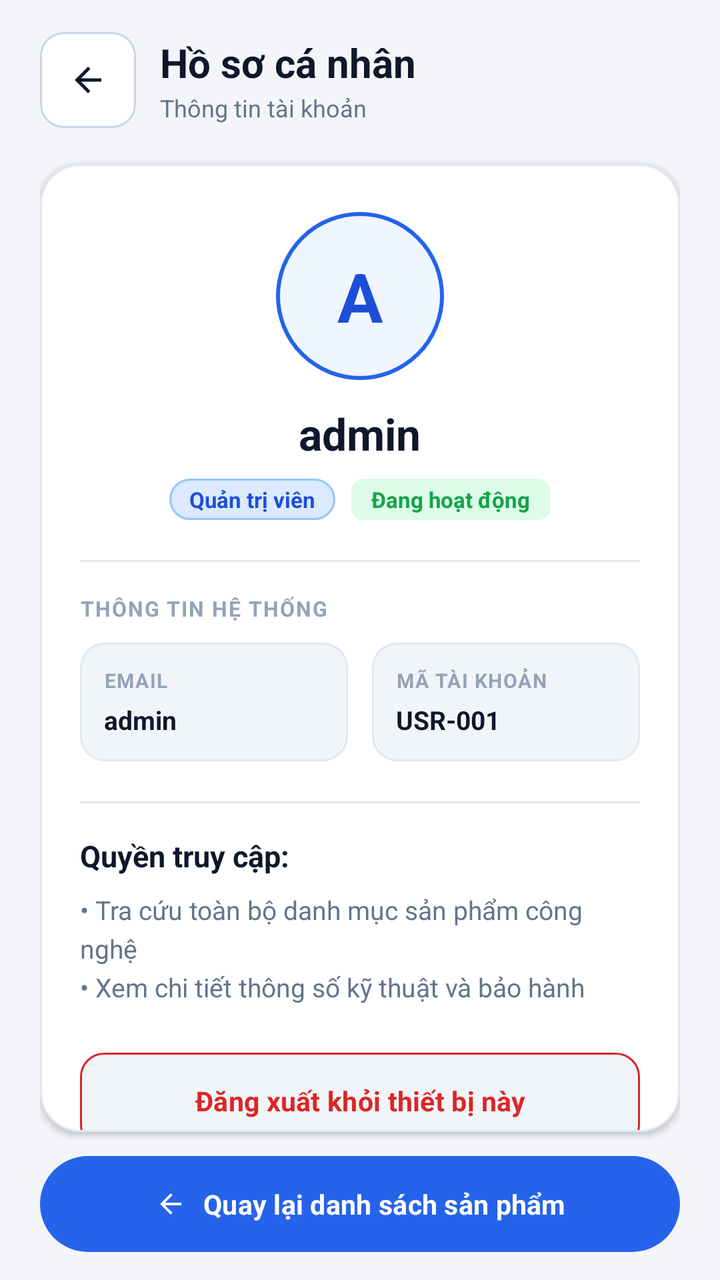
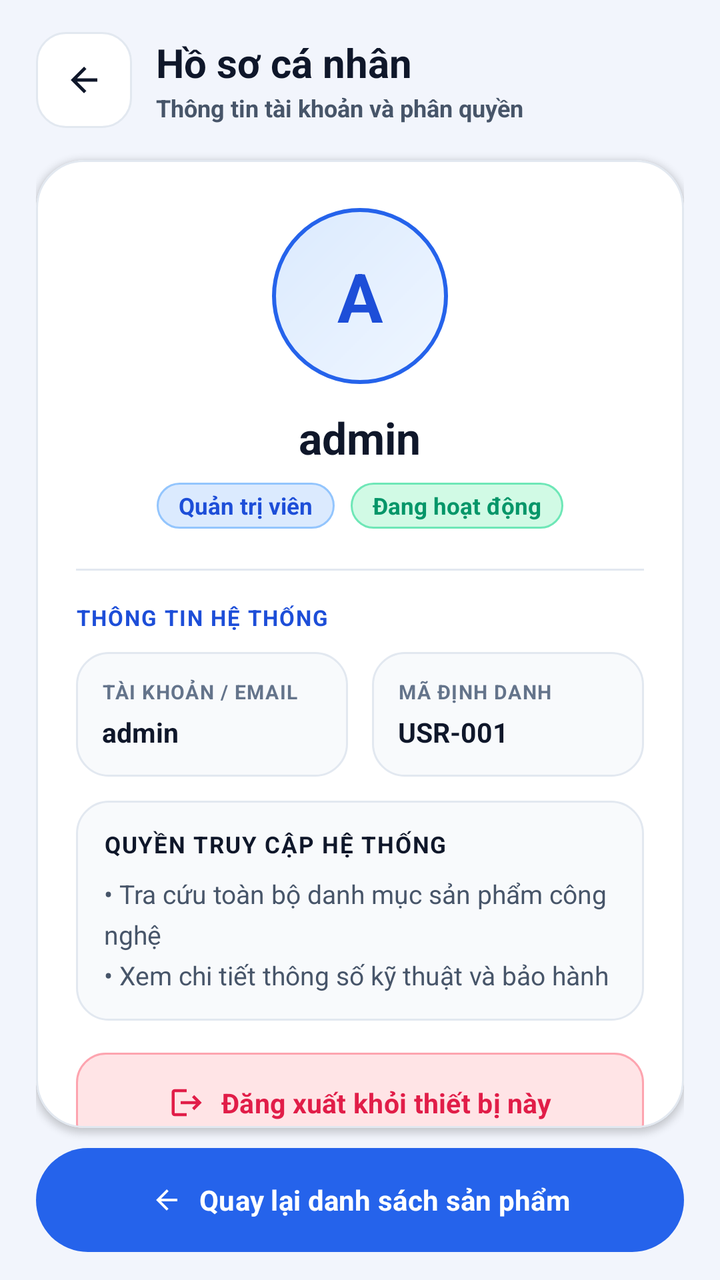

Compare the two renders of this Android layout. The source of the first and the diff that turns it into the second are given below.
<!-- AndroidManifest.xml: application theme Theme.MyApplication -->
<!-- res/layout/activity_profile.xml -->
<?xml version="1.0" encoding="utf-8"?>
<LinearLayout xmlns:android="http://schemas.android.com/apk/res/android"
    xmlns:app="http://schemas.android.com/apk/res-auto"
    xmlns:tools="http://schemas.android.com/tools"
    android:id="@+id/rootProfile"
    android:layout_width="match_parent"
    android:layout_height="match_parent"
    android:background="@color/screen_background"
    android:fitsSystemWindows="true"
    android:orientation="vertical"
    android:paddingStart="20dp"
    android:paddingTop="12dp"
    android:paddingEnd="20dp"
    android:paddingBottom="14dp"
    tools:ignore="HardcodedText,TextContrastCheck,TouchTargetSizeCheck">

    <LinearLayout
        android:layout_width="match_parent"
        android:layout_height="wrap_content"
        android:gravity="center_vertical"
        android:orientation="horizontal"
        android:paddingTop="4dp"
        android:paddingBottom="4dp">

        <com.google.android.material.button.MaterialButton
            android:id="@+id/btnBack"
            android:layout_width="48dp"
            android:layout_height="48dp"
            android:clickable="true"
            android:contentDescription="Quay lại"
            android:focusable="true"
            android:insetLeft="0dp"
            android:insetTop="0dp"
            android:insetRight="0dp"
            android:insetBottom="0dp"
            android:minWidth="48dp"
            android:minHeight="48dp"
            android:padding="0dp"
            app:backgroundTint="@color/surface"
            app:cornerRadius="12dp"
            app:icon="@drawable/ic_arrow_left_24"
            app:iconGravity="textStart"
            app:iconPadding="0dp"
            app:iconSize="20dp"
            app:iconTint="@color/ink"
            app:strokeColor="@color/border_strong"
            app:strokeWidth="1dp" />

        <LinearLayout
            android:layout_width="0dp"
            android:layout_height="wrap_content"
            android:layout_marginStart="12dp"
            android:layout_weight="1"
            android:orientation="vertical">

            <TextView
                android:layout_width="wrap_content"
                android:layout_height="wrap_content"
                android:text="Hồ sơ cá nhân"
                android:textColor="@color/ink"
                android:textSize="20sp"
                android:textStyle="bold" />

            <TextView
                android:id="@+id/tvProfileHeaderSubtitle"
                android:layout_width="wrap_content"
                android:layout_height="wrap_content"
                android:layout_marginTop="1dp"
                android:text="Thông tin tài khoản"
                android:textColor="@color/text_secondary"
                android:textSize="12sp" />
        </LinearLayout>
    </LinearLayout>

    <com.google.android.material.card.MaterialCardView
        android:layout_width="match_parent"
        android:layout_height="0dp"
        android:layout_marginTop="14dp"
        android:layout_marginBottom="12dp"
        android:layout_weight="1"
        app:cardBackgroundColor="@color/surface"
        app:cardCornerRadius="20dp"
        app:cardElevation="2dp"
        app:strokeColor="@color/border"
        app:strokeWidth="1dp">

        <ScrollView
            android:layout_width="match_parent"
            android:layout_height="match_parent"
            android:clipToPadding="false"
            android:overScrollMode="never"
            android:scrollbars="none">

            <LinearLayout
                android:layout_width="match_parent"
                android:layout_height="wrap_content"
                android:gravity="center_horizontal"
                android:orientation="vertical"
                android:padding="20dp">

                <FrameLayout
                    android:layout_width="84dp"
                    android:layout_height="84dp"
                    android:layout_marginTop="4dp"
                    android:background="@drawable/bg_avatar_circle">

                    <TextView
                        android:id="@+id/tvProfileAvatar"
                        android:layout_width="match_parent"
                        android:layout_height="match_parent"
                        android:gravity="center"
                        android:text="A"
                        android:textColor="@color/primary_dark"
                        android:textSize="34sp"
                        android:textStyle="bold" />
                </FrameLayout>

                <TextView
                    android:id="@+id/tvProfileUsername"
                    android:layout_width="wrap_content"
                    android:layout_height="wrap_content"
                    android:layout_marginTop="12dp"
                    android:text="admin"
                    android:textColor="@color/ink"
                    android:textSize="22sp"
                    android:textStyle="bold" />

                <LinearLayout
                    android:layout_width="wrap_content"
                    android:layout_height="wrap_content"
                    android:layout_marginTop="8dp"
                    android:gravity="center"
                    android:orientation="horizontal">

                    <TextView
                        android:id="@+id/tvProfileRoleBadge"
                        android:layout_width="wrap_content"
                        android:layout_height="wrap_content"
                        android:background="@drawable/bg_badge_primary"
                        android:paddingStart="10dp"
                        android:paddingTop="3dp"
                        android:paddingEnd="10dp"
                        android:paddingBottom="3dp"
                        android:text="Quản trị viên"
                        android:textColor="@color/primary_dark"
                        android:textSize="11sp"
                        android:textStyle="bold" />

                    <TextView
                        android:id="@+id/tvProfileStatusBadge"
                        android:layout_width="wrap_content"
                        android:layout_height="wrap_content"
                        android:layout_marginStart="8dp"
                        android:background="@drawable/bg_badge_success"
                        android:paddingStart="10dp"
                        android:paddingTop="3dp"
                        android:paddingEnd="10dp"
                        android:paddingBottom="3dp"
                        android:text="Đang hoạt động"
                        android:textColor="@color/success"
                        android:textSize="11sp"
                        android:textStyle="bold" />
                </LinearLayout>

                <com.google.android.material.divider.MaterialDivider
                    android:layout_width="match_parent"
                    android:layout_height="wrap_content"
                    android:layout_marginTop="20dp"
                    android:layout_marginBottom="16dp"
                    app:dividerColor="@color/border" />

                <TextView
                    android:layout_width="match_parent"
                    android:layout_height="wrap_content"
                    android:letterSpacing="0.06"
                    android:text="THÔNG TIN HỆ THỐNG"
                    android:textColor="@color/text_tertiary"
                    android:textSize="10.5sp"
                    android:textStyle="bold" />

                <LinearLayout
                    android:layout_width="match_parent"
                    android:layout_height="wrap_content"
                    android:layout_marginTop="10dp"
                    android:orientation="horizontal">

                    <LinearLayout
                        android:layout_width="0dp"
                        android:layout_height="wrap_content"
                        android:layout_marginEnd="6dp"
                        android:layout_weight="1"
                        android:background="@drawable/bg_spec_box"
                        android:orientation="vertical"
                        android:padding="12dp">

                        <TextView
                            android:layout_width="wrap_content"
                            android:layout_height="wrap_content"
                            android:letterSpacing="0.05"
                            android:text="EMAIL"
                            android:textColor="@color/text_tertiary"
                            android:textSize="10sp"
                            android:textStyle="bold" />

                        <TextView
                            android:id="@+id/tvProfileUserValue"
                            android:layout_width="wrap_content"
                            android:layout_height="wrap_content"
                            android:layout_marginTop="4dp"
                            android:text="admin"
                            android:textColor="@color/ink"
                            android:textSize="13sp"
                            android:textStyle="bold" />
                    </LinearLayout>

                    <LinearLayout
                        android:layout_width="0dp"
                        android:layout_height="wrap_content"
                        android:layout_marginStart="6dp"
                        android:layout_weight="1"
                        android:background="@drawable/bg_spec_box"
                        android:orientation="vertical"
                        android:padding="12dp">

                        <TextView
                            android:layout_width="wrap_content"
                            android:layout_height="wrap_content"
                            android:letterSpacing="0.05"
                            android:text="MÃ TÀI KHOẢN"
                            android:textColor="@color/text_tertiary"
                            android:textSize="10sp"
                            android:textStyle="bold" />

                        <TextView
                            android:id="@+id/tvProfileIdValue"
                            android:layout_width="wrap_content"
                            android:layout_height="wrap_content"
                            android:layout_marginTop="4dp"
                            android:text="USR-001"
                            android:textColor="@color/ink"
                            android:textSize="13sp"
                            android:textStyle="bold" />
                    </LinearLayout>
                </LinearLayout>

                <com.google.android.material.divider.MaterialDivider
                    android:layout_width="match_parent"
                    android:layout_height="wrap_content"
                    android:layout_marginTop="20dp"
                    android:layout_marginBottom="16dp"
                    app:dividerColor="@color/border" />

                <TextView
                    android:layout_width="match_parent"
                    android:layout_height="wrap_content"
                    android:text="Quyền truy cập:"
                    android:textColor="@color/ink"
                    android:textSize="15sp"
                    android:textStyle="bold" />

                <TextView
                    android:id="@+id/tvProfilePermissions"
                    android:layout_width="match_parent"
                    android:layout_height="wrap_content"
                    android:layout_marginTop="8dp"
                    android:lineSpacingExtra="4dp"
                    android:text="• Tra cứu toàn bộ danh mục sản phẩm công nghệ\n• Xem chi tiết thông số kỹ thuật và bảo hành"
                    android:textColor="@color/text_secondary"
                    android:textSize="13sp" />

                <com.google.android.material.button.MaterialButton
                    android:id="@+id/btnProfileAdmin"
                    android:layout_width="match_parent"
                    android:layout_height="48dp"
                    android:layout_marginTop="16dp"
                    android:minHeight="48dp"
                    android:text="Mở Bảng điều khiển Admin"
                    android:textAllCaps="false"
                    android:textColor="@color/white"
                    android:textSize="13.5sp"
                    android:textStyle="bold"
                    android:visibility="gone"
                    app:backgroundTint="@color/primary"
                    app:cornerRadius="12dp" />

                <com.google.android.material.button.MaterialButton
                    android:id="@+id/btnLogoutProfile"
                    android:layout_width="match_parent"
                    android:layout_height="48dp"
                    android:layout_marginTop="24dp"
                    android:insetLeft="0dp"
                    android:insetTop="0dp"
                    android:insetRight="0dp"
                    android:insetBottom="0dp"
                    android:minWidth="48dp"
                    android:minHeight="48dp"
                    android:text="Đăng xuất khỏi thiết bị này"
                    android:textAllCaps="false"
                    android:textColor="@color/danger"
                    android:textSize="13.5sp"
                    android:textStyle="bold"
                    app:backgroundTint="@color/surface_subtle"
                    app:cornerRadius="12dp"
                    app:strokeColor="@color/danger"
                    app:strokeWidth="1dp" />

            </LinearLayout>
        </ScrollView>
    </com.google.android.material.card.MaterialCardView>

    <com.google.android.material.button.MaterialButton
        android:id="@+id/btnBackToListBottom"
        android:layout_width="match_parent"
        android:layout_height="48dp"
        android:insetLeft="0dp"
        android:insetTop="0dp"
        android:insetRight="0dp"
        android:insetBottom="0dp"
        android:minWidth="48dp"
        android:minHeight="48dp"
        android:text="Quay lại danh sách sản phẩm"
        android:textAllCaps="false"
        android:textColor="@color/white"
        android:textSize="13.5sp"
        android:textStyle="bold"
        app:backgroundTint="@color/primary"
        app:cornerRadius="24dp"
        app:icon="@drawable/ic_arrow_left_24"
        app:iconGravity="textStart"
        app:iconPadding="8dp"
        app:iconSize="16dp"
        app:iconTint="@color/white" />

</LinearLayout>
<!-- resources referenced by this layout -->
<resources>
  <color name="danger">#DC2626</color>
  <color name="screen_background">#F4F5F9</color>
  <color name="success">#16A34A</color>
  <color name="surface_subtle">#F1F5F9</color>
  <color name="text_secondary">#64748B</color>
  <color name="text_tertiary">#94A3B8</color>
  <!-- drawable bg_avatar_circle (drawable) -->
  <?xml version="1.0" encoding="utf-8"?>
  <shape xmlns:android="http://schemas.android.com/apk/res/android" android:shape="oval">
      <solid android:color="@color/primary_soft" />
      <stroke android:width="2dp" android:color="@color/primary" />
  </shape>
  <!-- drawable bg_badge_primary (drawable) -->
  <?xml version="1.0" encoding="utf-8"?>
  <shape xmlns:android="http://schemas.android.com/apk/res/android" android:shape="rectangle">
      <solid android:color="#DBEAFE" />
      <stroke
          android:width="1dp"
          android:color="#93C5FD" />
      <corners android:radius="10dp" />
  </shape>
  <!-- drawable bg_badge_success (drawable) -->
  <?xml version="1.0" encoding="utf-8"?>
  <shape xmlns:android="http://schemas.android.com/apk/res/android" android:shape="rectangle">
      <solid android:color="#DCFCE7" />
      <corners android:radius="6dp" />
  </shape>
  <!-- drawable bg_spec_box (drawable) -->
  <?xml version="1.0" encoding="utf-8"?>
  <shape xmlns:android="http://schemas.android.com/apk/res/android" android:shape="rectangle">
      <solid android:color="@color/surface_subtle" />
      <stroke android:width="1dp" android:color="@color/border" />
      <corners android:radius="12dp" />
  </shape>
  <style name="Base.Theme.MyApplication" parent="Theme.Material3.Light.NoActionBar">
          <item name="colorPrimary">@color/primary</item>
          <item name="colorOnPrimary">@color/white</item>
          <item name="colorPrimaryContainer">@color/primary_soft</item>
          <item name="colorOnPrimaryContainer">@color/primary_dark</item>
          <item name="colorSecondaryContainer">@color/primary_soft</item>
          <item name="colorOnSecondaryContainer">@color/primary_dark</item>
          <item name="colorSurface">@color/surface</item>
          <item name="colorOnSurface">@color/ink</item>
          <item name="colorSurfaceVariant">@color/surface_subtle</item>
          <item name="colorOnSurfaceVariant">@color/text_secondary</item>
          <item name="colorOutline">@color/border_strong</item>
          <item name="elevationOverlayEnabled">false</item>
          <item name="android:fontFamily">sans-serif</item>
          <item name="android:windowLightStatusBar">true</item>
          <item name="android:statusBarColor">@color/screen_background</item>
          <item name="android:navigationBarColor">@color/screen_background</item>
          <item name="android:windowLightNavigationBar" tools:targetApi="27">true</item>
          <item name="android:windowActionModeOverlay">true</item>
      </style>
  <!-- unchanged entries left out for length: 10 -->
</resources>

<!-- the commit's change to res/layout/activity_profile.xml (unified diff, before → after) -->
@@ -8,9 +8,9 @@
     android:background="@color/screen_background"
     android:fitsSystemWindows="true"
     android:orientation="vertical"
-    android:paddingStart="20dp"
+    android:paddingStart="18dp"
     android:paddingTop="12dp"
-    android:paddingEnd="20dp"
+    android:paddingEnd="18dp"
     android:paddingBottom="14dp"
     tools:ignore="HardcodedText,TextContrastCheck,TouchTargetSizeCheck">
 
@@ -37,13 +37,13 @@
             android:minHeight="48dp"
             android:padding="0dp"
             app:backgroundTint="@color/surface"
-            app:cornerRadius="12dp"
+            app:cornerRadius="15dp"
             app:icon="@drawable/ic_arrow_left_24"
             app:iconGravity="textStart"
             app:iconPadding="0dp"
             app:iconSize="20dp"
             app:iconTint="@color/ink"
-            app:strokeColor="@color/border_strong"
+            app:strokeColor="@color/border"
             app:strokeWidth="1dp" />
 
         <LinearLayout
@@ -66,20 +66,22 @@
                 android:layout_width="wrap_content"
                 android:layout_height="wrap_content"
                 android:layout_marginTop="1dp"
-                android:text="Thông tin tài khoản"
+                android:text="Thông tin tài khoản và phân quyền"
                 android:textColor="@color/text_secondary"
-                android:textSize="12sp" />
+                android:textSize="12sp"
+                android:textStyle="bold" />
         </LinearLayout>
     </LinearLayout>
 
     <com.google.android.material.card.MaterialCardView
+        android:id="@+id/cardProfileContent"
         android:layout_width="match_parent"
         android:layout_height="0dp"
-        android:layout_marginTop="14dp"
-        android:layout_marginBottom="12dp"
+        android:layout_marginTop="12dp"
+        android:layout_marginBottom="10dp"
         android:layout_weight="1"
         app:cardBackgroundColor="@color/surface"
-        app:cardCornerRadius="20dp"
+        app:cardCornerRadius="24dp"
         app:cardElevation="2dp"
         app:strokeColor="@color/border"
         app:strokeWidth="1dp">
@@ -99,8 +101,8 @@
                 android:padding="20dp">
 
                 <FrameLayout
-                    android:layout_width="84dp"
-                    android:layout_height="84dp"
+                    android:layout_width="88dp"
+                    android:layout_height="88dp"
                     android:layout_marginTop="4dp"
                     android:background="@drawable/bg_avatar_circle">
 
@@ -137,13 +139,13 @@
                         android:layout_width="wrap_content"
                         android:layout_height="wrap_content"
                         android:background="@drawable/bg_badge_primary"
-                        android:paddingStart="10dp"
-                        android:paddingTop="3dp"
-                        android:paddingEnd="10dp"
-                        android:paddingBottom="3dp"
+                        android:paddingStart="11dp"
+                        android:paddingTop="3.5dp"
+                        android:paddingEnd="11dp"
+                        android:paddingBottom="3.5dp"
                         android:text="Quản trị viên"
                         android:textColor="@color/primary_dark"
-                        android:textSize="11sp"
+                        android:textSize="11.5sp"
                         android:textStyle="bold" />
 
                     <TextView
@@ -152,13 +154,13 @@
                         android:layout_height="wrap_content"
                         android:layout_marginStart="8dp"
                         android:background="@drawable/bg_badge_success"
-                        android:paddingStart="10dp"
-                        android:paddingTop="3dp"
-                        android:paddingEnd="10dp"
-                        android:paddingBottom="3dp"
+                        android:paddingStart="11dp"
+                        android:paddingTop="3.5dp"
+                        android:paddingEnd="11dp"
+                        android:paddingBottom="3.5dp"
                         android:text="Đang hoạt động"
                         android:textColor="@color/success"
-                        android:textSize="11sp"
+                        android:textSize="11.5sp"
                         android:textStyle="bold" />
                 </LinearLayout>
 
@@ -174,8 +176,8 @@
                     android:layout_height="wrap_content"
                     android:letterSpacing="0.06"
                     android:text="THÔNG TIN HỆ THỐNG"
-                    android:textColor="@color/text_tertiary"
-                    android:textSize="10.5sp"
+                    android:textColor="@color/primary_dark"
+                    android:textSize="11sp"
                     android:textStyle="bold" />
 
                 <LinearLayout
@@ -191,13 +193,13 @@
                         android:layout_weight="1"
                         android:background="@drawable/bg_spec_box"
                         android:orientation="vertical"
-                        android:padding="12dp">
+                        android:padding="13dp">
 
                         <TextView
                             android:layout_width="wrap_content"
                             android:layout_height="wrap_content"
                             android:letterSpacing="0.05"
-                            android:text="EMAIL"
+                            android:text="TÀI KHOẢN / EMAIL"
                             android:textColor="@color/text_tertiary"
                             android:textSize="10sp"
                             android:textStyle="bold" />
@@ -209,7 +211,7 @@
                             android:layout_marginTop="4dp"
                             android:text="admin"
                             android:textColor="@color/ink"
-                            android:textSize="13sp"
+                            android:textSize="13.5sp"
                             android:textStyle="bold" />
                     </LinearLayout>
 
@@ -220,13 +222,13 @@
                         android:layout_weight="1"
                         android:background="@drawable/bg_spec_box"
                         android:orientation="vertical"
-                        android:padding="12dp">
+                        android:padding="13dp">
 
                         <TextView
                             android:layout_width="wrap_content"
                             android:layout_height="wrap_content"
                             android:letterSpacing="0.05"
-                            android:text="MÃ TÀI KHOẢN"
+                            android:text="MÃ ĐỊNH DANH"
                             android:textColor="@color/text_tertiary"
                             android:textSize="10sp"
                             android:textStyle="bold" />
@@ -238,56 +240,64 @@
                             android:layout_marginTop="4dp"
                             android:text="USR-001"
                             android:textColor="@color/ink"
-                            android:textSize="13sp"
+                            android:textSize="13.5sp"
                             android:textStyle="bold" />
                     </LinearLayout>
                 </LinearLayout>
 
-                <com.google.android.material.divider.MaterialDivider
-                    android:layout_width="match_parent"
-                    android:layout_height="wrap_content"
-                    android:layout_marginTop="20dp"
-                    android:layout_marginBottom="16dp"
-                    app:dividerColor="@color/border" />
-
-                <TextView
-                    android:layout_width="match_parent"
-                    android:layout_height="wrap_content"
-                    android:text="Quyền truy cập:"
-                    android:textColor="@color/ink"
-                    android:textSize="15sp"
-                    android:textStyle="bold" />
-
-                <TextView
-                    android:id="@+id/tvProfilePermissions"
-                    android:layout_width="match_parent"
-                    android:layout_height="wrap_content"
-                    android:layout_marginTop="8dp"
-                    android:lineSpacingExtra="4dp"
-                    android:text="• Tra cứu toàn bộ danh mục sản phẩm công nghệ\n• Xem chi tiết thông số kỹ thuật và bảo hành"
-                    android:textColor="@color/text_secondary"
-                    android:textSize="13sp" />
+                <LinearLayout
+                    android:layout_width="match_parent"
+                    android:layout_height="wrap_content"
+                    android:layout_marginTop="12dp"
+                    android:background="@drawable/bg_spec_box"
+                    android:orientation="vertical"
+                    android:padding="14dp">
+
+                    <TextView
+                        android:layout_width="match_parent"
+                        android:layout_height="wrap_content"
+                        android:letterSpacing="0.05"
+                        android:text="QUYỀN TRUY CẬP HỆ THỐNG"
+                        android:textColor="@color/ink"
+                        android:textSize="11.5sp"
+                        android:textStyle="bold" />
+
+                    <TextView
+                        android:id="@+id/tvProfilePermissions"
+                        android:layout_width="match_parent"
+                        android:layout_height="wrap_content"
+                        android:layout_marginTop="8dp"
+                        android:lineSpacingExtra="5dp"
+                        android:text="• Tra cứu toàn bộ danh mục sản phẩm công nghệ\n• Xem chi tiết thông số kỹ thuật và bảo hành"
+                        android:textColor="@color/text_secondary"
+                        android:textSize="13sp" />
+                </LinearLayout>
 
                 <com.google.android.material.button.MaterialButton
                     android:id="@+id/btnProfileAdmin"
                     android:layout_width="match_parent"
-                    android:layout_height="48dp"
+                    android:layout_height="50dp"
                     android:layout_marginTop="16dp"
                     android:minHeight="48dp"
                     android:text="Mở Bảng điều khiển Admin"
                     android:textAllCaps="false"
                     android:textColor="@color/white"
-                    android:textSize="13.5sp"
+                    android:textSize="14sp"
                     android:textStyle="bold"
                     android:visibility="gone"
                     app:backgroundTint="@color/primary"
-                    app:cornerRadius="12dp" />
+                    app:cornerRadius="15dp"
+                    app:icon="@drawable/ic_store_24"
+                    app:iconGravity="textStart"
+                    app:iconPadding="8dp"
+                    app:iconSize="18dp"
+                    app:iconTint="@color/white" />
 
                 <com.google.android.material.button.MaterialButton
                     android:id="@+id/btnLogoutProfile"
                     android:layout_width="match_parent"
-                    android:layout_height="48dp"
-                    android:layout_marginTop="24dp"
+                    android:layout_height="50dp"
+                    android:layout_marginTop="16dp"
                     android:insetLeft="0dp"
                     android:insetTop="0dp"
                     android:insetRight="0dp"
@@ -299,9 +309,14 @@
                     android:textColor="@color/danger"
                     android:textSize="13.5sp"
                     android:textStyle="bold"
-                    app:backgroundTint="@color/surface_subtle"
-                    app:cornerRadius="12dp"
-                    app:strokeColor="@color/danger"
+                    app:backgroundTint="@color/danger_soft"
+                    app:cornerRadius="15dp"
+                    app:icon="@drawable/ic_logout_24"
+                    app:iconGravity="textStart"
+                    app:iconPadding="8dp"
+                    app:iconSize="18dp"
+                    app:iconTint="@color/danger"
+                    app:strokeColor="#FDA4AF"
                     app:strokeWidth="1dp" />
 
             </LinearLayout>
@@ -311,7 +326,7 @@
     <com.google.android.material.button.MaterialButton
         android:id="@+id/btnBackToListBottom"
         android:layout_width="match_parent"
-        android:layout_height="48dp"
+        android:layout_height="52dp"
         android:insetLeft="0dp"
         android:insetTop="0dp"
         android:insetRight="0dp"
@@ -321,10 +336,10 @@
         android:text="Quay lại danh sách sản phẩm"
         android:textAllCaps="false"
         android:textColor="@color/white"
-        android:textSize="13.5sp"
+        android:textSize="14sp"
         android:textStyle="bold"
         app:backgroundTint="@color/primary"
-        app:cornerRadius="24dp"
+        app:cornerRadius="26dp"
         app:icon="@drawable/ic_arrow_left_24"
         app:iconGravity="textStart"
         app:iconPadding="8dp"
<!-- resource entries referenced after the edit -->
@@ -1,16 +1,23 @@
 <!-- resources referenced by this layout -->
 <resources>
-  <color name="danger">#DC2626</color>
-  <color name="screen_background">#F4F5F9</color>
-  <color name="success">#16A34A</color>
-  <color name="surface_subtle">#F1F5F9</color>
-  <color name="text_secondary">#64748B</color>
-  <color name="text_tertiary">#94A3B8</color>
+  <color name="danger">#E11D48</color>
+  <color name="danger_soft">#FFE4E6</color>
+  <color name="screen_background">#F2F5FC</color>
+  <color name="success">#059669</color>
+  <color name="surface_subtle">#EEF2FA</color>
+  <color name="text_secondary">#475569</color>
+  <color name="text_tertiary">#64748B</color>
   <!-- drawable bg_avatar_circle (drawable) -->
   <?xml version="1.0" encoding="utf-8"?>
   <shape xmlns:android="http://schemas.android.com/apk/res/android" android:shape="oval">
-      <solid android:color="@color/primary_soft" />
-      <stroke android:width="2dp" android:color="@color/primary" />
+      <gradient
+          android:angle="135"
+          android:endColor="#DBEAFE"
+          android:startColor="#EFF6FF"
+          android:type="linear" />
+      <stroke
+          android:width="2dp"
+          android:color="@color/primary" />
   </shape>
   <!-- drawable bg_badge_primary (drawable) -->
   <?xml version="1.0" encoding="utf-8"?>
@@ -19,27 +26,56 @@
       <stroke
           android:width="1dp"
           android:color="#93C5FD" />
-      <corners android:radius="10dp" />
+      <corners android:radius="100dp" />
   </shape>
   <!-- drawable bg_badge_success (drawable) -->
   <?xml version="1.0" encoding="utf-8"?>
   <shape xmlns:android="http://schemas.android.com/apk/res/android" android:shape="rectangle">
-      <solid android:color="#DCFCE7" />
-      <corners android:radius="6dp" />
+      <solid android:color="#D1FAE5" />
+      <stroke
+          android:width="1dp"
+          android:color="#6EE7B7" />
+      <corners android:radius="100dp" />
   </shape>
   <!-- drawable bg_spec_box (drawable) -->
   <?xml version="1.0" encoding="utf-8"?>
   <shape xmlns:android="http://schemas.android.com/apk/res/android" android:shape="rectangle">
-      <solid android:color="@color/surface_subtle" />
-      <stroke android:width="1dp" android:color="@color/border" />
-      <corners android:radius="12dp" />
+      <solid android:color="#F8FAFC" />
+      <stroke
+          android:width="1dp"
+          android:color="@color/border" />
+      <corners android:radius="16dp" />
   </shape>
+  <!-- drawable ic_logout_24 (drawable) -->
+  <?xml version="1.0" encoding="utf-8"?>
+  <vector xmlns:android="http://schemas.android.com/apk/res/android"
+      android:width="24dp"
+      android:height="24dp"
+      android:viewportWidth="24"
+      android:viewportHeight="24">
+      <path
+          android:fillColor="#E11D48"
+          android:pathData="M17,7L15.59,8.41L18.17,11H8V13H18.17L15.59,15.58L17,17L22,12L17,7ZM4,5H12V3H4C2.9,3 2,3.9 2,5V19C2,20.1 2.9,21 4,21H12V19H4V5Z" />
+  </vector>
+  <!-- drawable ic_store_24 (drawable) -->
+  <?xml version="1.0" encoding="utf-8"?>
+  <vector xmlns:android="http://schemas.android.com/apk/res/android"
+      android:width="24dp"
+      android:height="24dp"
+      android:viewportWidth="24"
+      android:viewportHeight="24">
+      <path
+          android:fillColor="#FFFFFFFF"
+          android:pathData="M18,6h-2c0,-2.21 -1.79,-4 -4,-4S8,3.79 8,6H6c-1.1,0 -2,0.9 -2,2v12c0,1.1 0.9,2 2,2h12c1.1,0 2,-0.9 2,-2V8C20,6.9 19.1,6 18,6zM12,4c1.1,0 2,0.9 2,2h-4C10,4.9 10.9,4 12,4zM18,20H6V8h2v2c0,0.55 0.45,1 1,1s1,-0.45 1,-1V8h4v2c0,0.55 0.45,1 1,1s1,-0.45 1,-1V8h2V20z" />
+  </vector>
   <style name="Base.Theme.MyApplication" parent="Theme.Material3.Light.NoActionBar">
           <item name="colorPrimary">@color/primary</item>
           <item name="colorOnPrimary">@color/white</item>
           <item name="colorPrimaryContainer">@color/primary_soft</item>
           <item name="colorOnPrimaryContainer">@color/primary_dark</item>
-          <item name="colorSecondaryContainer">@color/primary_soft</item>
+          <item name="colorSecondary">@color/accent_indigo</item>
+          <item name="colorOnSecondary">@color/white</item>
+          <item name="colorSecondaryContainer">@color/accent_indigo_soft</item>
           <item name="colorOnSecondaryContainer">@color/primary_dark</item>
           <item name="colorSurface">@color/surface</item>
           <item name="colorOnSurface">@color/ink</item>
@@ -54,6 +90,8 @@
           <item name="android:windowLightNavigationBar" tools:targetApi="27">true</item>
           <item name="android:windowActionModeOverlay">true</item>
       </style>
+  <color name="accent_indigo">#4F46E5</color>
+  <color name="accent_indigo_soft">#EEF2FF</color>
   <!-- unchanged entries left out for length: 10 -->
 </resources>
 
